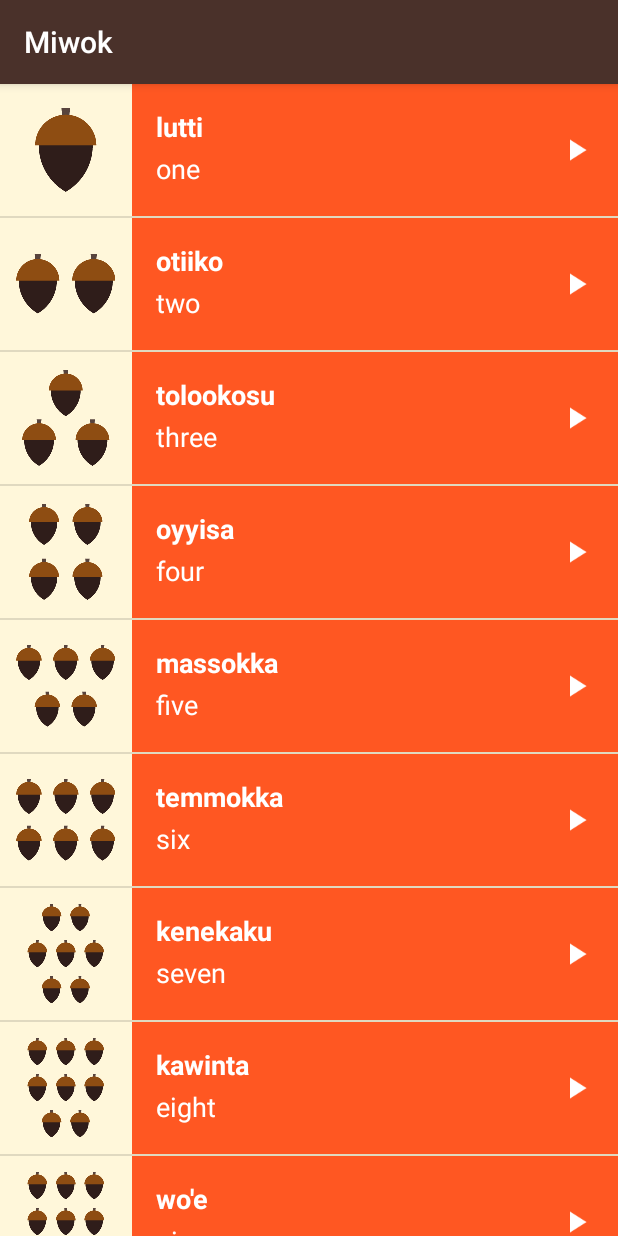
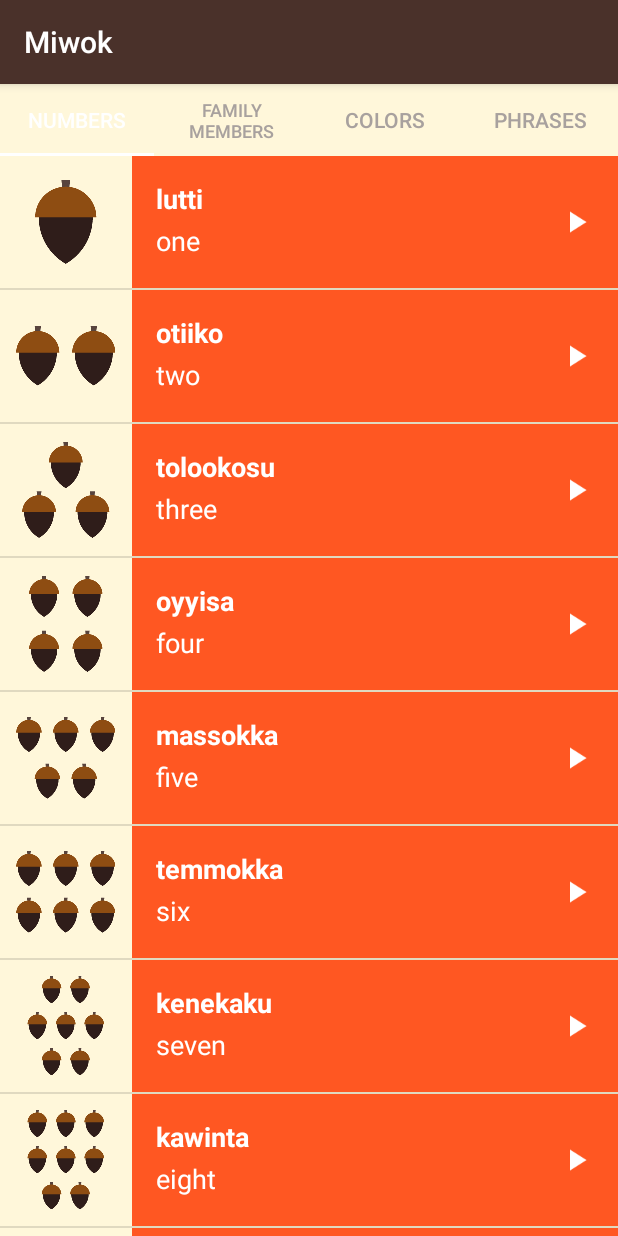
Before and after one commit to ZarifAhsan/MiwokApp, an Android app: the screen it shows after launch (MainActivity), on a phone screen of 412 x 824 dp. Run offline under Robolectric (Android 15) with nearby library versions, the phone set to English and light mode, and no system bars.

Commit message:
Tabs added to layout

```diff
--- a/app/build.gradle
+++ b/app/build.gradle
@@ -25,8 +25,9 @@ android {
 dependencies {
     implementation fileTree(dir: "libs", include: ["*.jar"])
     implementation 'androidx.appcompat:appcompat:1.2.0'
-    implementation 'androidx.constraintlayout:constraintlayout:2.0.1'
+    implementation 'androidx.constraintlayout:constraintlayout:2.0.2'
     implementation 'androidx.legacy:legacy-support-v4:1.0.0'
+    implementation 'com.google.android.material:material:1.2.1'
     testImplementation 'junit:junit:4.12'
     androidTestImplementation 'androidx.test.ext:junit:1.1.2'
     androidTestImplementation 'androidx.test.espresso:espresso-core:3.3.0'
--- /dev/null
+++ b/app/src/main/java/com/example/miwok/CategoryAdapter.java
@@ -0,0 +1,52 @@
+package com.example.miwok;
+
+import android.content.Context;
+
+import androidx.annotation.NonNull;
+import androidx.annotation.Nullable;
+import androidx.fragment.app.Fragment;
+import androidx.fragment.app.FragmentManager;
+import androidx.fragment.app.FragmentPagerAdapter;
+
+public class CategoryAdapter extends FragmentPagerAdapter {
+
+    private Context mContext;
+
+    public CategoryAdapter(Context context, @NonNull FragmentManager fm) {
+        super(fm);
+        mContext = context;
+    }
+
+    @NonNull
+    @Override
+    public Fragment getItem(int position) {
+        if (position == 0) {
+            return new NumbersFragment();
+        } else if (position == 1) {
+            return new FamilyFragment();
+        } else if (position == 2) {
+            return new ColorsFragment();
+        } else {
+            return new PhrasesFragment();
+        }
+    }
+
+    @Override
+    public int getCount() {
+        return 4;
+    }
+
+    @Nullable
+    @Override
+    public CharSequence getPageTitle(int position) {
+        if (position == 0) {
+            return mContext.getString(R.string.category_numbers);
+        } else if (position == 1) {
+            return mContext.getString(R.string.category_family);
+        } else if (position == 2) {
+            return mContext.getString(R.string.category_colors);
+        } else {
+            return mContext.getString(R.string.category_phrases);
+        }
+    }
+}
--- a/app/src/main/java/com/example/miwok/MainActivity.java
+++ b/app/src/main/java/com/example/miwok/MainActivity.java
@@ -3,10 +3,9 @@ package com.example.miwok;
 import androidx.appcompat.app.AppCompatActivity;
 import androidx.viewpager.widget.ViewPager;
 
-import android.content.Intent;
 import android.os.Bundle;
-import android.view.View;
-import android.widget.TextView;
+
+import com.google.android.material.tabs.TabLayout;
 
 public class MainActivity extends AppCompatActivity {
 
@@ -18,10 +17,14 @@ public class MainActivity extends AppCompatActivity {
         ViewPager viewPager = (ViewPager) findViewById(R.id.viewpager);
 
         // Create an adapter that knows which fragment should be shown on each page
-        SimpleFragmentPagerAdapter adapter = new SimpleFragmentPagerAdapter(getSupportFragmentManager());
+        CategoryAdapter adapter = new CategoryAdapter(this, getSupportFragmentManager());
 
         // Set the adapter onto the view pager
         viewPager.setAdapter(adapter);
 
+        TabLayout tabLayout = (TabLayout) findViewById(R.id.tabs);
+
+        tabLayout.setupWithViewPager(viewPager);
+
     }
 }
--- a/app/src/main/java/com/example/miwok/SimpleFragmentPagerAdapter.java
+++ /dev/null
@@ -1,32 +0,0 @@
-package com.example.miwok;
-
-import androidx.annotation.NonNull;
-import androidx.fragment.app.Fragment;
-import androidx.fragment.app.FragmentManager;
-import androidx.fragment.app.FragmentPagerAdapter;
-
-public class SimpleFragmentPagerAdapter extends FragmentPagerAdapter {
-
-    public SimpleFragmentPagerAdapter(@NonNull FragmentManager fm) {
-        super(fm);
-    }
-
-    @NonNull
-    @Override
-    public Fragment getItem(int position) {
-        if (position == 0) {
-            return new NumbersFragment();
-        } else if (position == 1) {
-            return new FamilyFragment();
-        } else if (position == 2) {
-            return new ColorsFragment();
-        } else {
-            return new PhrasesFragment();
-        }
-    }
-
-    @Override
-    public int getCount() {
-        return 4;
-    }
-}
--- a/app/src/main/res/layout/activity_main.xml
+++ b/app/src/main/res/layout/activity_main.xml
@@ -8,6 +8,12 @@
     android:orientation="vertical"
     tools:context=".MainActivity">
 
+    <com.google.android.material.tabs.TabLayout
+        android:id="@+id/tabs"
+        style="@style/CategoryTab"
+        android:layout_width="match_parent"
+        android:layout_height="wrap_content"/>
+
     <androidx.viewpager.widget.ViewPager
         android:id="@+id/viewpager"
         android:layout_width="match_parent"
--- a/app/src/main/res/values/styles.xml
+++ b/app/src/main/res/values/styles.xml
@@ -3,6 +3,7 @@
     <style name="AppTheme" parent="Theme.AppCompat.Light.DarkActionBar">
         <item name="colorPrimary">@color/primary_color</item>
         <item name="colorPrimaryDark">@color/primary_dark_color</item>
+        <item name="android:windowContentOverlay">@null</item>
     </style>
 
     <!-- Style for a category of vocabulary words -->
@@ -15,4 +16,14 @@
         <item name="android:textStyle">bold</item>
         <item name="android:textAppearance">?android:textAppearanceMedium</item>
     </style>
+
+    <style name="CategoryTab" parent="Widget.Design.TabLayout">
+        <item name="tabIndicatorColor">@android:color/white</item>
+        <item name="tabSelectedTextColor">@android:color/white</item>
+        <item name="tabTextAppearance">@style/CategoryTabTextAppearance</item>
+    </style>
+
+    <style name="CategoryTabTextAppearance" parent="TextAppearance.Design.Tab">
+        <item name="android:textColor">#A8A19E</item>
+    </style>
 </resources>
```
